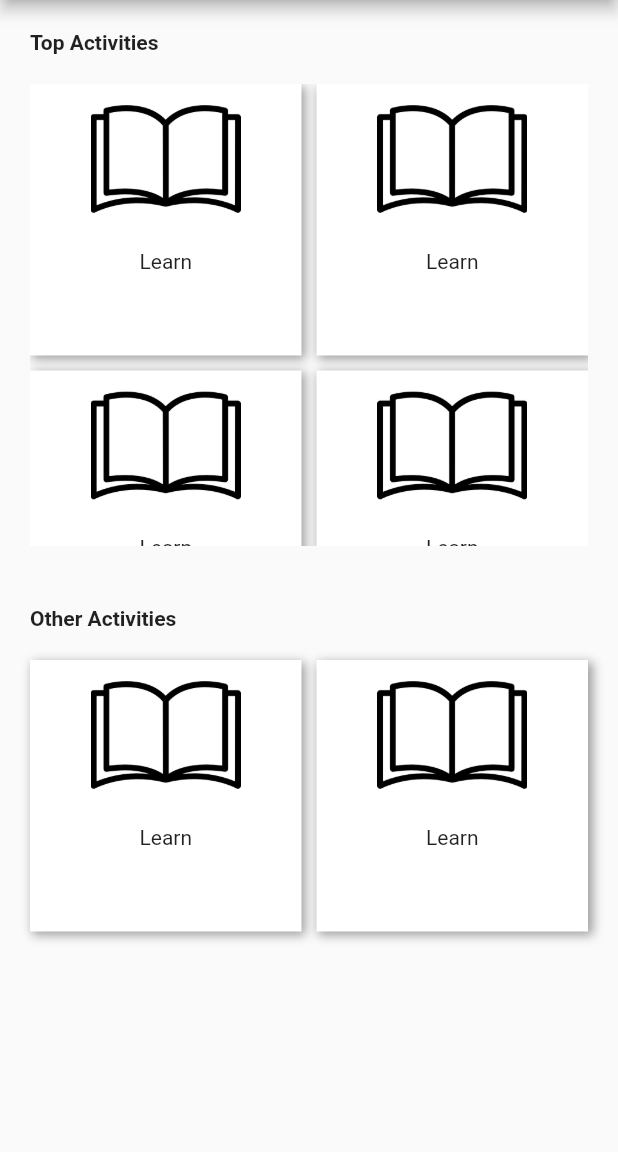
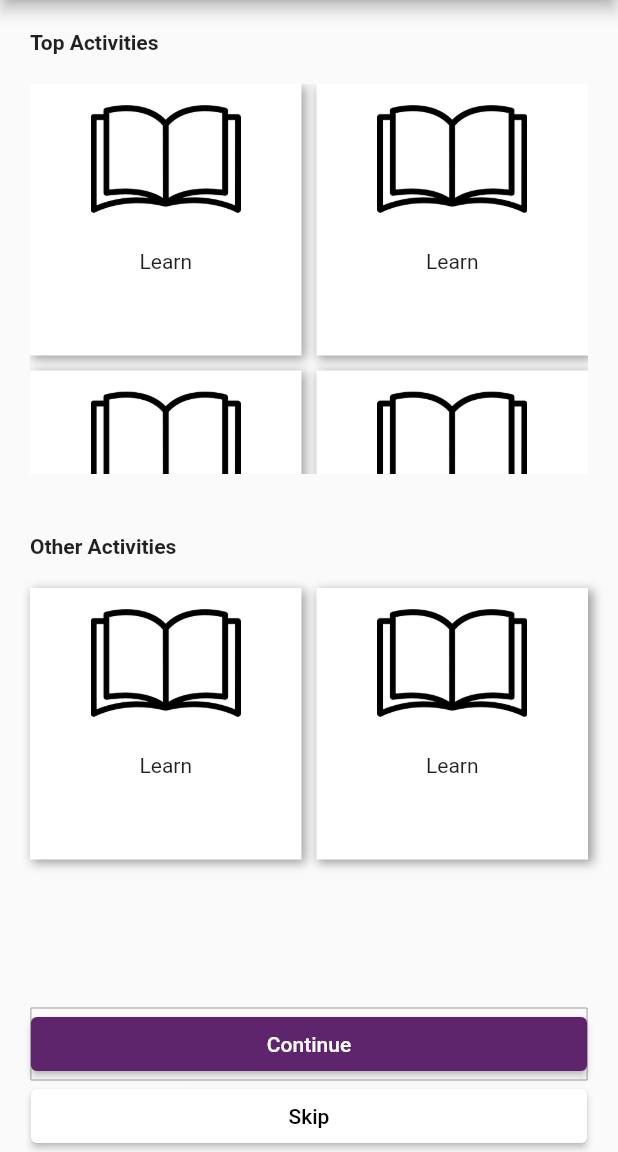
Before and after one commit to pranavskeintech/Playgroup, a Flutter app: the ChooseTopic screen opened directly, on a phone screen of 412 x 824 dp, the part 84-1236 px from its top. Run offline on Flutter 3.47's test engine with Material 2 defaults, Android fonts, the light colour scheme and no system bars; our stand-ins replace animated_bottom_navigation_bar, chips_choice_null_safety, connectivity_plus, dio, dropdown_button2, firebase_auth and 15 more; missing offline and left inert: country_calling_code_picker, dropdown_plus, flutter_awesome_alert_box, flutter_facebook_auth, social_share; accounts and stored records are empty; generated files the repository leaves out were written again.

Commit message:
ui changes

```diff
--- a/lib/Screens/ChildConfirmation.dart
+++ b/lib/Screens/ChildConfirmation.dart
@@ -121,7 +121,6 @@ class _ChildConfirmationState extends State<ChildConfirmation> {
                                       radius: 40,
                                       backgroundImage: _ChildData![Strings.editIndex].profile != "null" ? NetworkImage(Strings.imageUrl+(_ChildData![index].profile ?? "")):AssetImage("assets/imgs/appicon.png") as ImageProvider,
                                       backgroundColor: Colors.grey
-
 
                                       // child: Image.network(Strings.imageUrl + (_ChildData![index].profile ?? ""),
                                       //     fit: BoxFit.fill),
--- a/lib/Screens/ChooseTopic.dart
+++ b/lib/Screens/ChooseTopic.dart
@@ -1,5 +1,8 @@
 import 'package:flutter/material.dart';
+import 'package:playgroup/Screens/Availability-Choose_category.dart';
 import 'package:playgroup/Utilities/Strings.dart';
+
+import 'Availability-Choose_friends.dart';
 
 class ChooseTopic extends StatefulWidget {
   const ChooseTopic({Key? key}) : super(key: key);
@@ -26,6 +29,7 @@ class _ChooseTopicState extends State<ChooseTopic> {
         ),
       ),
       body: Column(
+        mainAxisAlignment: MainAxisAlignment.center,
         crossAxisAlignment: CrossAxisAlignment.start,
         children: [
           Container(
@@ -149,6 +153,24 @@ class _ChooseTopicState extends State<ChooseTopic> {
                   },
                 )),
           ),
+          Center(
+            child: Container(
+              decoration: BoxDecoration(border: Border.all(color: Colors.grey,width: 0),
+              ),
+              width: MediaQuery.of(context).size.width * 0.9,
+              child: ElevatedButton(onPressed: (){
+                Navigator.of(context).push(MaterialPageRoute(
+            builder: (BuildContext context) => Choose_Category()));
+              }, child: Text("Continue"),style: ButtonStyle(backgroundColor: MaterialStateProperty.all<Color>(Strings.appThemecolor)),)),
+          ),
+            Center(
+              child: SizedBox(
+              //    decoration: BoxDecoration(border: Border.all(color: Colors.grey,width: 1),
+              // ),
+              width: MediaQuery.of(context).size.width * 0.9,
+              child: ElevatedButton(onPressed: (){}, child: Text("Skip",style: TextStyle(color: Colors.black),),style: ButtonStyle(
+              backgroundColor: MaterialStateProperty.all<Color>(Colors.white)),)),
+            )
         ],
       ),
     );
--- a/lib/Screens/PastActivity.dart
+++ b/lib/Screens/PastActivity.dart
@@ -10,7 +10,8 @@ class PastActivity extends StatefulWidget {
   State<PastActivity> createState() => _PastActivityState();
 }
 
-class _PastActivityState extends State<PastActivity> {
+class _PastActivityState extends State<PastActivity>
+{
   List<String> childImgs = [
     "https://picsum.photos/500/300",
     "https://picsum.photos/500/300",
@@ -22,7 +23,8 @@ class _PastActivityState extends State<PastActivity> {
 
   bool isHighlighted = true;
   @override
-  Widget build(BuildContext context) {
+  Widget build(BuildContext context)
+  {
     return Container(
       color: Colors.white,
       child: Align(
```
Also changed, not shown: lib/Screens/Availability-Choose_category.dart (+4 -3 lines), lib/Screens/Availability-Choose_friends.dart (+21 -1 lines), lib/Screens/Search.dart (+5 -5 lines).
